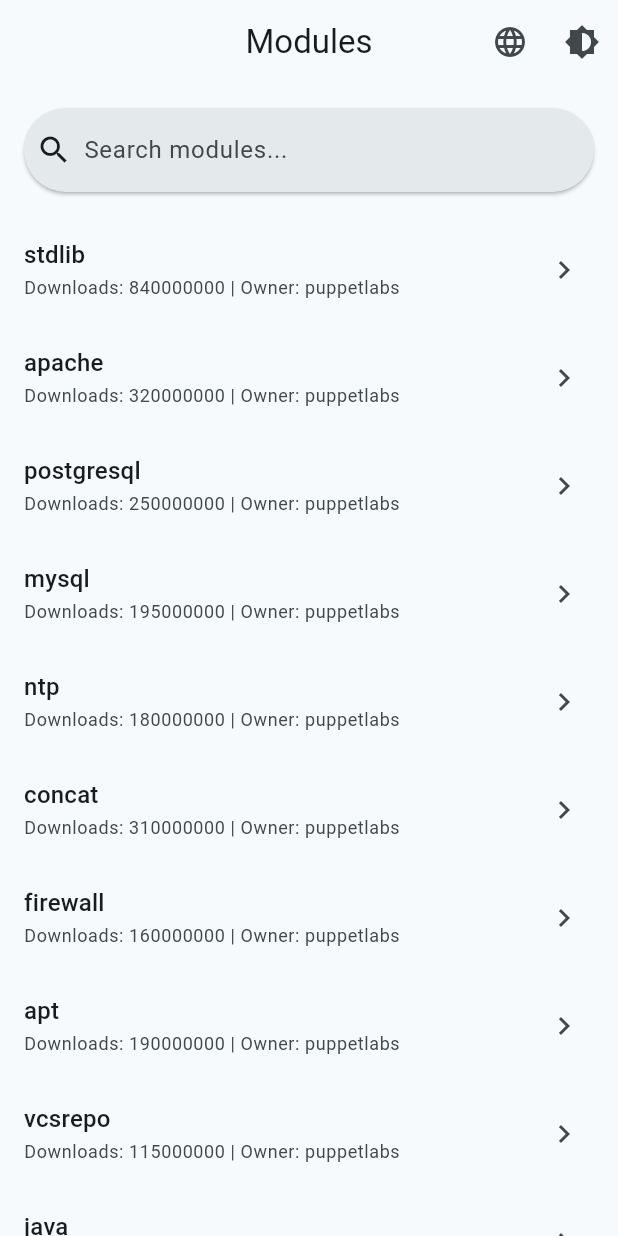
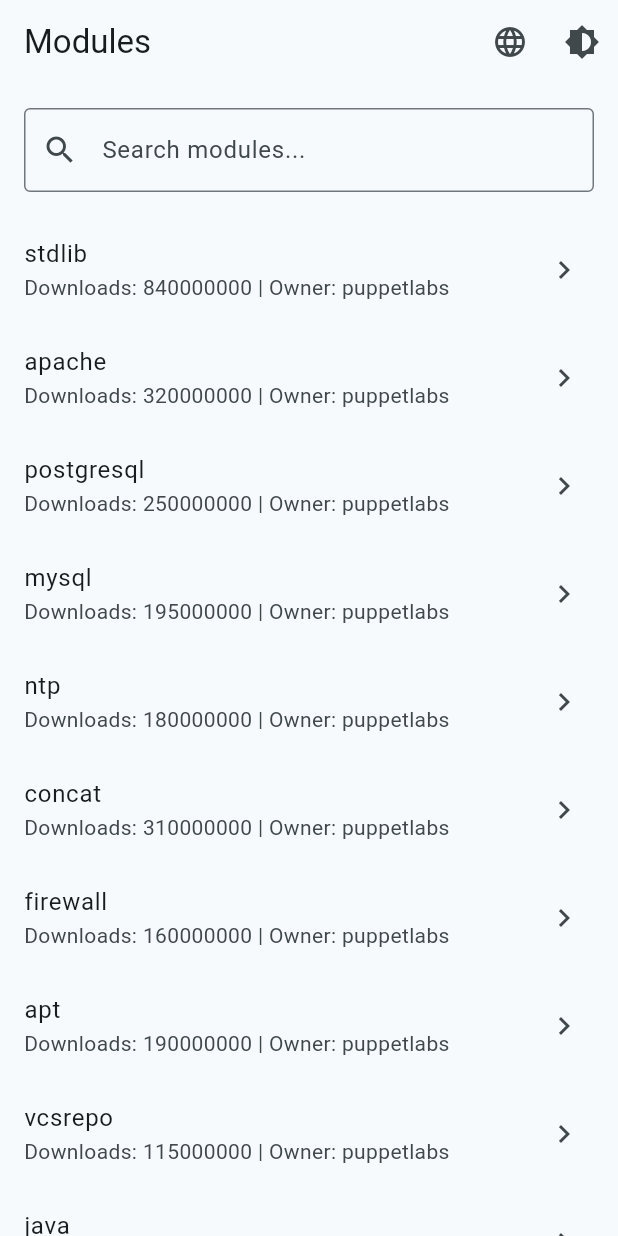
Before and after one commit to TarlanNaz/PuppetFlutter, a Flutter app: the screen it shows after launch, on a phone screen of 412 x 824 dp. Run offline on Flutter 3.47's test engine with Material 3 defaults, Android fonts, the light colour scheme and no system bars; our stand-ins replace go_router.

Commit message:
более простая версия

```diff
--- a/lib/main.dart
+++ b/lib/main.dart
@@ -1,45 +1,40 @@
 import 'package:flutter/material.dart';
 import 'package:provider/provider.dart';
-import 'package:flutter_localizations/flutter_localizations.dart';
+
 import 'l10n/app_localizations.dart';
-
 import 'navigation/app_router.dart';
 import 'theme/app_settings.dart';
 import 'theme/app_theme.dart';
 
 void main() {
   runApp(
+    // AppSettings хранит тему и язык. Кладём его выше всего приложения,
+    // чтобы любой экран мог до него достать
     ChangeNotifierProvider(
       create: (context) => AppSettings(),
-      child: const PuppetForgeApp(),
+      child: const MyApp(),
     ),
   );
 }
 
-class PuppetForgeApp extends StatelessWidget {
-  const PuppetForgeApp({super.key});
+class MyApp extends StatelessWidget {
+  const MyApp({super.key});
 
   @override
   Widget build(BuildContext context) {
-    final appSettings = context.watch<AppSettings>();
+    // watch - приложение перерисуется, когда поменяется тема или язык
+    final settings = context.watch<AppSettings>();
 
     return MaterialApp.router(
-      title: 'Puppet Forge',
-      theme: AppTheme.lightTheme,
-      darkTheme: AppTheme.darkTheme,
-      themeMode: appSettings.themeMode,
-      locale: appSettings.locale,
-      localizationsDelegates: const [
-        AppLocalizations.delegate,
-        GlobalMaterialLocalizations.delegate,
-        GlobalWidgetsLocalizations.delegate,
-        GlobalCupertinoLocalizations.delegate,
-      ],
-      supportedLocales: const [
-        Locale('en'),
-        Locale('ru'),
-      ],
-      routerConfig: appRouter,
+      onGenerateTitle: (context) => AppLocalizations.of(context)!.appTitle,
+      debugShowCheckedModeBanner: false,
+      theme: lightTheme,
+      darkTheme: darkTheme,
+      themeMode: settings.themeMode,
+      locale: settings.locale,
+      localizationsDelegates: AppLocalizations.localizationsDelegates,
+      supportedLocales: AppLocalizations.supportedLocales,
+      routerConfig: router,
     );
   }
 }
--- a/lib/screens/module_list_screen.dart
+++ b/lib/screens/module_list_screen.dart
@@ -1,10 +1,10 @@
 import 'package:flutter/material.dart';
-import 'package:go_router/go_router.dart';
 import 'package:provider/provider.dart';
+
+import '../data/mock_modules.dart';
 import '../l10n/app_localizations.dart';
-import '../data/mock_modules.dart';
-import '../models/puppet_module.dart';
 import '../theme/app_settings.dart';
+import '../widgets/module_list_item.dart';
 
 class ModuleListScreen extends StatefulWidget {
   const ModuleListScreen({super.key});
@@ -14,34 +14,24 @@
 }
 
 class _ModuleListScreenState extends State<ModuleListScreen> {
-  final TextEditingController _searchController = TextEditingController();
-  String _searchQuery = '';
-
-  @override
-  void initState() {
-    super.initState();
-    _searchController.addListener(() {
-      setState(() {
-        _searchQuery = _searchController.text.toLowerCase();
-      });
-    });
-  }
+  final searchController = TextEditingController();
+  String search = '';
 
   @override
   void dispose() {
-    _searchController.dispose();
+    searchController.dispose();
     super.dispose();
   }
 
   @override
   Widget build(BuildContext context) {
     final l10n = AppLocalizations.of(context)!;
-    final theme = Theme.of(context);
 
-    final filteredModules = mockModules.where((module) {
-      return module.name.toLowerCase().contains(_searchQuery) ||
-             module.summary.toLowerCase().contains(_searchQuery) ||
-             module.slug.toLowerCase().contains(_searchQuery);
+    // оставляем модули, у которых строка поиска есть в названии или описании
+    final text = search.toLowerCase();
+    final modules = mockModules.where((module) {
+      return module.name.toLowerCase().contains(text) ||
+          module.summary.toLowerCase().contains(text);
     }).toList();
 
     return Scaffold(
@@ -52,6 +42,7 @@
             icon: const Icon(Icons.language),
             tooltip: l10n.languageToggle,
             onPressed: () {
+              // read - просто вызываем метод, перерисовка тут не нужна
               context.read<AppSettings>().toggleLocale();
             },
           ),
@@ -67,43 +58,41 @@
       body: Column(
         children: [
           Padding(
-            padding: const EdgeInsets.all(16.0),
-            child: SearchBar(
-              controller: _searchController,
-              hintText: l10n.searchModules,
-              leading: const Icon(Icons.search),
-              trailing: [
-                if (_searchQuery.isNotEmpty)
-                  IconButton(
-                    icon: const Icon(Icons.clear),
-                    onPressed: () {
-                      _searchController.clear();
-                    },
-                  ),
-              ],
-              elevation: const WidgetStatePropertyAll(1.0),
+            padding: const EdgeInsets.all(16),
+            child: TextField(
+              controller: searchController,
+              decoration: InputDecoration(
+                hintText: l10n.searchModules,
+                prefixIcon: const Icon(Icons.search),
+                border: const OutlineInputBorder(),
+                // крестик показываем, только если что-то введено
+                suffixIcon: search.isEmpty
+                    ? null
+                    : IconButton(
+                        icon: const Icon(Icons.clear),
+                        onPressed: () {
+                          searchController.clear();
+                          setState(() {
+                            search = '';
+                          });
+                        },
+                      ),
+              ),
+              onChanged: (value) {
+                setState(() {
+                  search = value;
+                });
+              },
             ),
           ),
+          // Expanded нужен, чтобы список занял оставшееся место в Column
           Expanded(
-            child: filteredModules.isEmpty
-                ? Center(
-                    child: Text(
-                      l10n.noResults,
-                      style: theme.textTheme.bodyLarge?.copyWith(
-                        color: theme.colorScheme.onSurfaceVariant,
-                      ),
-                    ),
-                  )
+            child: modules.isEmpty
+                ? Center(child: Text(l10n.noResults))
                 : ListView.builder(
-                    itemCount: filteredModules.length,
+                    itemCount: modules.length,
                     itemBuilder: (context, index) {
-                      final module = filteredModules[index];
-                      return _ModuleListItem(
-                        module: module,
-                        onTap: () {
-                          context.push('/module/${module.slug}');
-                        },
-                      );
+                      return ModuleListItem(module: modules[index]);
                     },
                   ),
           ),
@@ -112,29 +101,3 @@
     );
   }
 }
-
-class _ModuleListItem extends StatelessWidget {
-  final PuppetModule module;
-  final VoidCallback onTap;
-
-  const _ModuleListItem({
-    required this.module,
-    required this.onTap,
-  });
-
-  @override
-  Widget build(BuildContext context) {
-    final l10n = AppLocalizations.of(context)!;
-    final theme = Theme.of(context);
-
-    return ListTile(
-      title: Text(module.name, style: theme.textTheme.titleMedium),
-      subtitle: Text(
-        '${l10n.downloads}: ${module.downloads} | ${l10n.owner}: ${module.ownerUsername}',
-        style: theme.textTheme.bodySmall?.copyWith(color: theme.colorScheme.onSurfaceVariant),
-      ),
-      trailing: const Icon(Icons.chevron_right),
-      onTap: onTap,
-    );
-  }
-}
--- a/lib/theme/app_settings.dart
+++ b/lib/theme/app_settings.dart
@@ -1,19 +1,26 @@
 import 'package:flutter/material.dart';
 
+// Настройки приложения: тема и язык.
+// После изменения вызываем notifyListeners(), чтобы экран перерисовался
 class AppSettings extends ChangeNotifier {
-  ThemeMode _themeMode = ThemeMode.light;
-  Locale _locale = const Locale('en');
-
-  ThemeMode get themeMode => _themeMode;
-  Locale get locale => _locale;
+  ThemeMode themeMode = ThemeMode.light;
+  Locale locale = const Locale('en');
 
   void toggleTheme() {
-    _themeMode = _themeMode == ThemeMode.light ? ThemeMode.dark : ThemeMode.light;
+    if (themeMode == ThemeMode.light) {
+      themeMode = ThemeMode.dark;
+    } else {
+      themeMode = ThemeMode.light;
+    }
     notifyListeners();
   }
 
   void toggleLocale() {
-    _locale = _locale.languageCode == 'en' ? const Locale('ru') : const Locale('en');
+    if (locale.languageCode == 'en') {
+      locale = const Locale('ru');
+    } else {
+      locale = const Locale('en');
+    }
     notifyListeners();
   }
 }
--- a/lib/theme/app_theme.dart
+++ b/lib/theme/app_theme.dart
@@ -1,29 +1,13 @@
 import 'package:flutter/material.dart';
 
-class AppTheme {
-  static ThemeData get lightTheme {
-    return ThemeData(
-      colorScheme: ColorScheme.fromSeed(
-        seedColor: Colors.blueGrey,
-        brightness: Brightness.light,
-      ),
-      useMaterial3: true,
-      appBarTheme: const AppBarTheme(
-        centerTitle: true,
-      ),
+// Все цвета берутся из одного основного цвета (seedColor)
+final lightTheme = ThemeData(
+  colorScheme: ColorScheme.fromSeed(seedColor: Colors.blueGrey),
 );
-  }
 
-  static ThemeData get darkTheme {
-    return ThemeData(
+final darkTheme = ThemeData(
   colorScheme: ColorScheme.fromSeed(
     seedColor: Colors.blueGrey,
     brightness: Brightness.dark,
   ),
-      useMaterial3: true,
-      appBarTheme: const AppBarTheme(
-        centerTitle: true,
-      ),
 );
-  }
-}
--- /dev/null
+++ b/lib/widgets/module_list_item.dart
@@ -0,0 +1,29 @@
+import 'package:flutter/material.dart';
+import 'package:go_router/go_router.dart';
+
+import '../l10n/app_localizations.dart';
+import '../models/puppet_module.dart';
+
+// Одна строка в списке модулей
+class ModuleListItem extends StatelessWidget {
+  final PuppetModule module;
+
+  const ModuleListItem({super.key, required this.module});
+
+  @override
+  Widget build(BuildContext context) {
+    final l10n = AppLocalizations.of(context)!;
+
+    return ListTile(
+      title: Text(module.name),
+      subtitle: Text(
+        '${l10n.downloads}: ${module.downloads} | ${l10n.owner}: ${module.ownerUsername}',
+      ),
+      trailing: const Icon(Icons.chevron_right),
+      onTap: () {
+        // push кладёт экран поверх списка, поэтому кнопка "назад" работает
+        context.push('/module/${module.slug}');
+      },
+    );
+  }
+}
```
Also changed, not shown: lib/navigation/app_router.dart (+11 -13 lines), lib/screens/module_detail_screen.dart (+22 -50 lines), pubspec.yaml (+5 -61 lines), 1 other file. Lines whose indentation alone changed are shown as unchanged.
